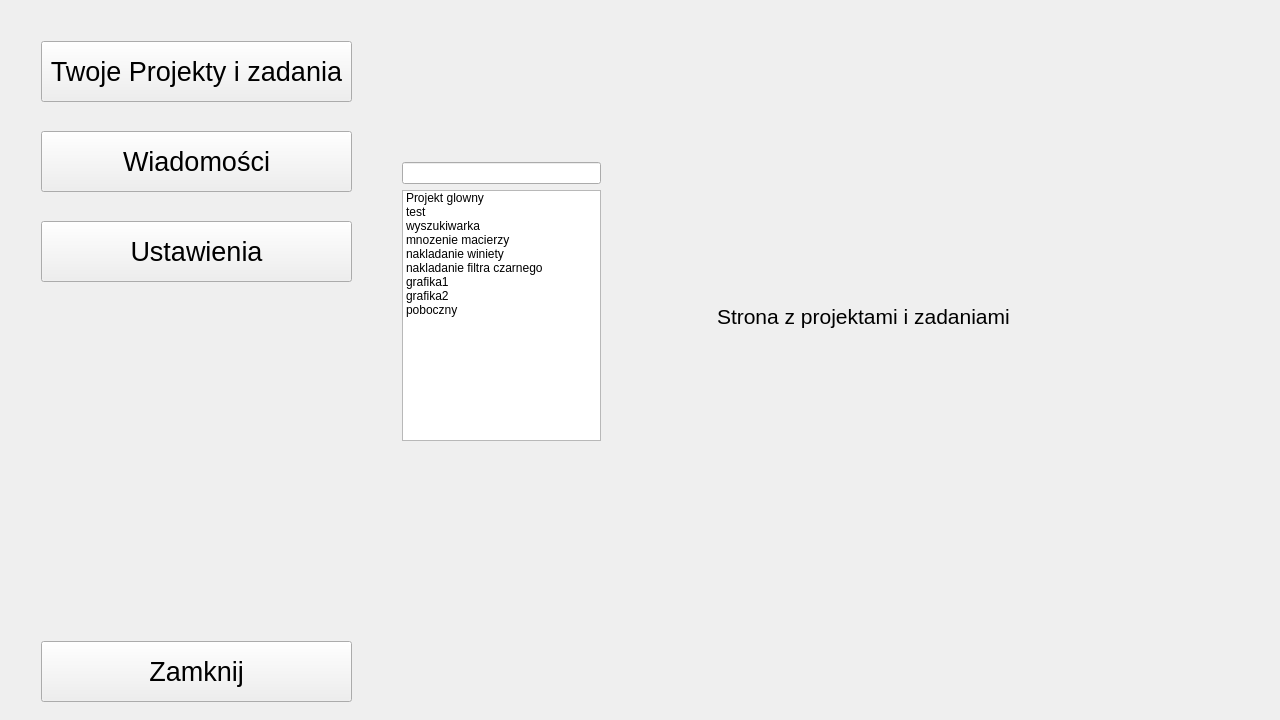
First picture: the form in project_managment/project_managment/project_managment.ui, repository Sleyn2/IO_projectmanagement, before the edit.
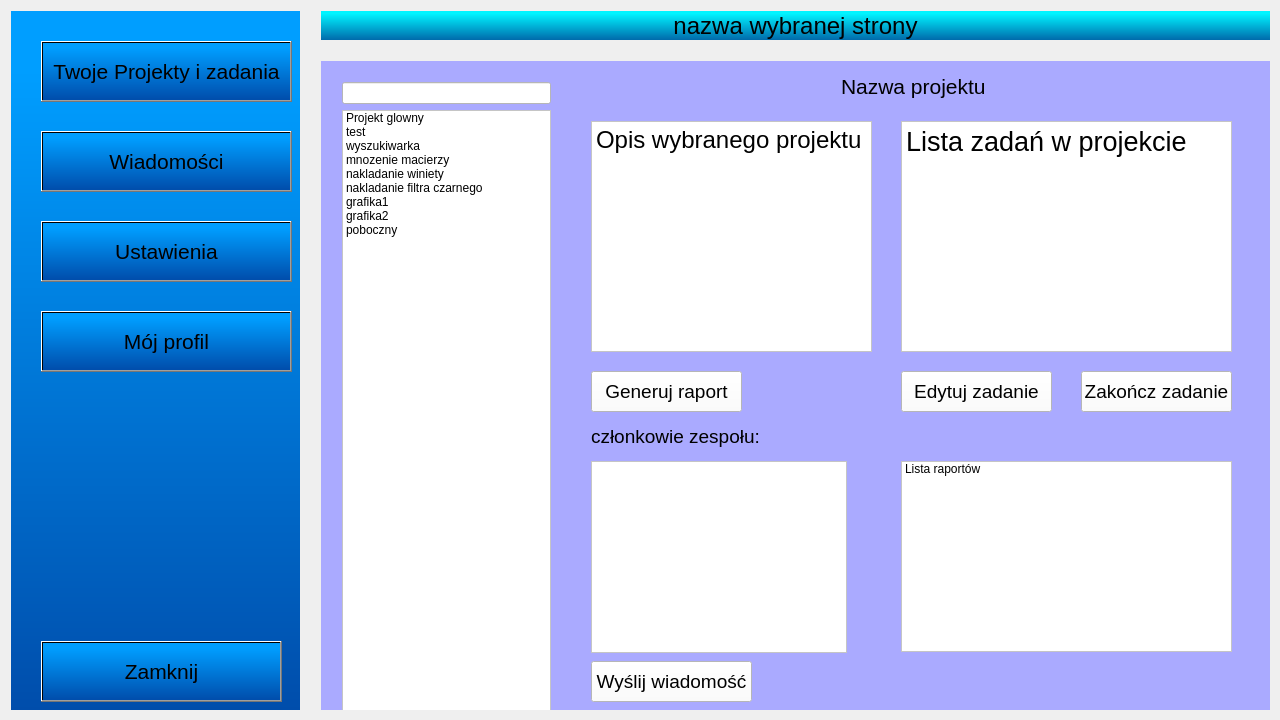
Second picture: the form after the edit. The open tabs and pages were chosen to show the change.

What changed in the file:
```diff
--- a/project_managment/project_managment/project_managment.ui
+++ b/project_managment/project_managment/project_managment.ui
@@ -18,26 +18,29 @@
     <rect>
      <x>0</x>
      <y>0</y>
-     <width>371</width>
+     <width>311</width>
      <height>721</height>
     </rect>
    </property>
    <layout class="QHBoxLayout" name="horizontalLayout">
     <item>
      <widget class="QWidget" name="wyborOpcji" native="true">
+      <property name="styleSheet">
+       <string notr="true">background-color: qlineargradient(spread:pad, x1:1, y1:0, x2:1, y2:1, stop:0.0852273 rgba(0, 158, 255, 255), stop:1 rgba(0, 77, 171, 255));</string>
+      </property>
       <widget class="QPushButton" name="pushButton_4">
        <property name="geometry">
         <rect>
          <x>30</x>
          <y>630</y>
-         <width>311</width>
+         <width>241</width>
          <height>61</height>
         </rect>
        </property>
        <property name="font">
         <font>
          <family>Arial</family>
-         <pointsize>20</pointsize>
+         <pointsize>16</pointsize>
         </font>
        </property>
        <property name="text">
@@ -49,14 +52,14 @@
         <rect>
          <x>30</x>
          <y>120</y>
-         <width>311</width>
+         <width>251</width>
          <height>61</height>
         </rect>
        </property>
        <property name="font">
         <font>
          <family>Arial</family>
-         <pointsize>20</pointsize>
+         <pointsize>16</pointsize>
         </font>
        </property>
        <property name="text">
@@ -68,14 +71,14 @@
         <rect>
          <x>30</x>
          <y>30</y>
-         <width>311</width>
+         <width>251</width>
          <height>61</height>
         </rect>
        </property>
        <property name="font">
         <font>
          <family>Arial</family>
-         <pointsize>20</pointsize>
+         <pointsize>16</pointsize>
         </font>
        </property>
        <property name="text">
@@ -87,20 +90,39 @@
         <rect>
          <x>30</x>
          <y>210</y>
-         <width>311</width>
+         <width>251</width>
          <height>61</height>
         </rect>
        </property>
        <property name="font">
         <font>
          <family>Arial</family>
-         <pointsize>20</pointsize>
+         <pointsize>16</pointsize>
         </font>
        </property>
        <property name="text">
         <string>Ustawienia</string>
        </property>
       </widget>
+      <widget class="QPushButton" name="pushButton_5">
+       <property name="geometry">
+        <rect>
+         <x>30</x>
+         <y>300</y>
+         <width>251</width>
+         <height>61</height>
+        </rect>
+       </property>
+       <property name="font">
+        <font>
+         <family>Arial</family>
+         <pointsize>16</pointsize>
+        </font>
+       </property>
+       <property name="text">
+        <string>Mój profil</string>
+       </property>
+      </widget>
      </widget>
     </item>
    </layout>
@@ -108,15 +130,18 @@
   <widget class="QWidget" name="horizontalLayoutWidget_2">
    <property name="geometry">
     <rect>
-     <x>370</x>
-     <y>0</y>
-     <width>911</width>
-     <height>721</height>
+     <x>310</x>
+     <y>50</y>
+     <width>971</width>
+     <height>671</height>
     </rect>
    </property>
    <layout class="QHBoxLayout" name="horizontalLayout_2">
     <item>
      <widget class="QStackedWidget" name="stackedWidget">
+      <property name="styleSheet">
+       <string notr="true">background-color: rgb(170, 170, 255);</string>
+      </property>
       <property name="currentIndex">
        <number>0</number>
       </property>
@@ -134,17 +159,27 @@
          <property name="geometry">
           <rect>
            <x>10</x>
-           <y>140</y>
-           <width>221</width>
-           <height>301</height>
+           <y>10</y>
+           <width>231</width>
+           <height>651</height>
           </rect>
          </property>
          <layout class="QVBoxLayout" name="verticalLayout">
           <item>
-           <widget class="QLineEdit" name="lineEdit_search"/>
+           <widget class="QLineEdit" name="lineEdit_search">
+            <property name="styleSheet">
+             <string notr="true">background-color: rgb(255, 255, 255);</string>
+            </property>
+           </widget>
           </item>
           <item>
            <widget class="QListWidget" name="ProjectList">
+            <property name="styleSheet">
+             <string notr="true">background-color: rgb(255, 255, 255);</string>
+            </property>
+            <property name="selectionRectVisible">
+             <bool>false</bool>
+            </property>
             <item>
              <property name="text">
               <string>Projekt glowny</string>
@@ -195,23 +230,369 @@
          </layout>
         </widget>
        </widget>
-       <widget class="QLabel" name="label">
+       <widget class="QStackedWidget" name="stackedWidget_2">
         <property name="geometry">
          <rect>
-          <x>336</x>
-          <y>260</y>
-          <width>301</width>
-          <height>91</height>
+          <x>250</x>
+          <y>0</y>
+          <width>721</width>
+          <height>671</height>
          </rect>
         </property>
-        <property name="font">
-         <font>
-          <pointsize>16</pointsize>
-         </font>
-        </property>
-        <property name="text">
-         <string>Strona z projektami i zadaniami</string>
-        </property>
+        <widget class="QWidget" name="User_page">
+         <widget class="QTextBrowser" name="textBrowser">
+          <property name="geometry">
+           <rect>
+            <x>10</x>
+            <y>70</y>
+            <width>281</width>
+            <height>231</height>
+           </rect>
+          </property>
+          <property name="styleSheet">
+           <string notr="true">background-color: rgb(255, 255, 255);</string>
+          </property>
+          <property name="html">
+           <string>&lt;!DOCTYPE HTML PUBLIC &quot;-//W3C//DTD HTML 4.0//EN&quot; &quot;http://www.w3.org/TR/REC-html40/strict.dtd&quot;&gt;
+&lt;html&gt;&lt;head&gt;&lt;meta name=&quot;qrichtext&quot; content=&quot;1&quot; /&gt;&lt;style type=&quot;text/css&quot;&gt;
+p, li { white-space: pre-wrap; }
+&lt;/style&gt;&lt;/head&gt;&lt;body style=&quot; font-family:'MS Shell Dlg 2'; font-size:8.25pt; font-weight:400; font-style:normal;&quot;&gt;
+&lt;p style=&quot; margin-top:0px; margin-bottom:0px; margin-left:0px; margin-right:0px; -qt-block-indent:0; text-indent:0px;&quot;&gt;&lt;span style=&quot; font-size:18pt;&quot;&gt;Opis wybranego projektu &lt;/span&gt;&lt;/p&gt;&lt;/body&gt;&lt;/html&gt;</string>
+          </property>
+         </widget>
+         <widget class="QLabel" name="label_4">
+          <property name="geometry">
+           <rect>
+            <x>260</x>
+            <y>20</y>
+            <width>151</width>
+            <height>31</height>
+           </rect>
+          </property>
+          <property name="font">
+           <font>
+            <pointsize>16</pointsize>
+           </font>
+          </property>
+          <property name="text">
+           <string>Nazwa projektu</string>
+          </property>
+         </widget>
+         <widget class="QTextBrowser" name="textBrowser_2">
+          <property name="geometry">
+           <rect>
+            <x>320</x>
+            <y>70</y>
+            <width>331</width>
+            <height>231</height>
+           </rect>
+          </property>
+          <property name="styleSheet">
+           <string notr="true">background-color: rgb(255, 255, 255);</string>
+          </property>
+          <property name="html">
+           <string>&lt;!DOCTYPE HTML PUBLIC &quot;-//W3C//DTD HTML 4.0//EN&quot; &quot;http://www.w3.org/TR/REC-html40/strict.dtd&quot;&gt;
+&lt;html&gt;&lt;head&gt;&lt;meta name=&quot;qrichtext&quot; content=&quot;1&quot; /&gt;&lt;style type=&quot;text/css&quot;&gt;
+p, li { white-space: pre-wrap; }
+&lt;/style&gt;&lt;/head&gt;&lt;body style=&quot; font-family:'MS Shell Dlg 2'; font-size:8.25pt; font-weight:400; font-style:normal;&quot;&gt;
+&lt;p style=&quot; margin-top:0px; margin-bottom:0px; margin-left:0px; margin-right:0px; -qt-block-indent:0; text-indent:0px;&quot;&gt;&lt;span style=&quot; font-size:20pt;&quot;&gt;Opis zadania w projekcie&lt;/span&gt;&lt;/p&gt;
+&lt;p style=&quot;-qt-paragraph-type:empty; margin-top:0px; margin-bottom:0px; margin-left:0px; margin-right:0px; -qt-block-indent:0; text-indent:0px; font-size:20pt;&quot;&gt;&lt;br /&gt;&lt;/p&gt;&lt;/body&gt;&lt;/html&gt;</string>
+          </property>
+         </widget>
+         <widget class="QPushButton" name="pushButton">
+          <property name="geometry">
+           <rect>
+            <x>10</x>
+            <y>320</y>
+            <width>151</width>
+            <height>41</height>
+           </rect>
+          </property>
+          <property name="font">
+           <font>
+            <pointsize>14</pointsize>
+           </font>
+          </property>
+          <property name="styleSheet">
+           <string notr="true">background-color: rgb(255, 255, 255);</string>
+          </property>
+          <property name="text">
+           <string>Generuj raport</string>
+          </property>
+         </widget>
+         <widget class="QListWidget" name="listWidget">
+          <property name="geometry">
+           <rect>
+            <x>10</x>
+            <y>410</y>
+            <width>256</width>
+            <height>192</height>
+           </rect>
+          </property>
+          <property name="styleSheet">
+           <string notr="true">background-color: rgb(255, 255, 255);</string>
+          </property>
+          <property name="uniformItemSizes">
+           <bool>false</bool>
+          </property>
+         </widget>
+         <widget class="QLabel" name="label_5">
+          <property name="geometry">
+           <rect>
+            <x>10</x>
+            <y>370</y>
+            <width>171</width>
+            <height>31</height>
+           </rect>
+          </property>
+          <property name="font">
+           <font>
+            <pointsize>14</pointsize>
+           </font>
+          </property>
+          <property name="text">
+           <string>członkowie zespołu:</string>
+          </property>
+         </widget>
+         <widget class="QPushButton" name="pushButton_6">
+          <property name="geometry">
+           <rect>
+            <x>10</x>
+            <y>610</y>
+            <width>141</width>
+            <height>41</height>
+           </rect>
+          </property>
+          <property name="font">
+           <font>
+            <pointsize>12</pointsize>
+           </font>
+          </property>
+          <property name="styleSheet">
+           <string notr="true">background-color: rgb(255, 255, 255);</string>
+          </property>
+          <property name="text">
+           <string>Wyślij wiadomość</string>
+          </property>
+         </widget>
+         <widget class="QPushButton" name="pushButton_7">
+          <property name="geometry">
+           <rect>
+            <x>320</x>
+            <y>320</y>
+            <width>151</width>
+            <height>41</height>
+           </rect>
+          </property>
+          <property name="font">
+           <font>
+            <pointsize>12</pointsize>
+           </font>
+          </property>
+          <property name="styleSheet">
+           <string notr="true">background-color: rgb(255, 255, 255);</string>
+          </property>
+          <property name="text">
+           <string>Stwórz podprojekt</string>
+          </property>
+         </widget>
+        </widget>
+        <widget class="QWidget" name="Admin_page">
+         <widget class="QPushButton" name="pushButton_10">
+          <property name="geometry">
+           <rect>
+            <x>330</x>
+            <y>310</y>
+            <width>151</width>
+            <height>41</height>
+           </rect>
+          </property>
+          <property name="font">
+           <font>
+            <pointsize>14</pointsize>
+           </font>
+          </property>
+          <property name="styleSheet">
+           <string notr="true">background-color: rgb(255, 255, 255);</string>
+          </property>
+          <property name="text">
+           <string>Edytuj zadanie</string>
+          </property>
+         </widget>
+         <widget class="QListWidget" name="listWidget_2">
+          <property name="geometry">
+           <rect>
+            <x>20</x>
+            <y>400</y>
+            <width>256</width>
+            <height>192</height>
+           </rect>
+          </property>
+          <property name="styleSheet">
+           <string notr="true">background-color: rgb(255, 255, 255);</string>
+          </property>
+          <property name="uniformItemSizes">
+           <bool>false</bool>
+          </property>
+         </widget>
+         <widget class="QTextBrowser" name="textBrowser_3">
+          <property name="geometry">
+           <rect>
+            <x>330</x>
+            <y>60</y>
+            <width>331</width>
+            <height>231</height>
+           </rect>
+          </property>
+          <property name="styleSheet">
+           <string notr="true">background-color: rgb(255, 255, 255);</string>
+          </property>
+          <property name="html">
+           <string>&lt;!DOCTYPE HTML PUBLIC &quot;-//W3C//DTD HTML 4.0//EN&quot; &quot;http://www.w3.org/TR/REC-html40/strict.dtd&quot;&gt;
+&lt;html&gt;&lt;head&gt;&lt;meta name=&quot;qrichtext&quot; content=&quot;1&quot; /&gt;&lt;style type=&quot;text/css&quot;&gt;
+p, li { white-space: pre-wrap; }
+&lt;/style&gt;&lt;/head&gt;&lt;body style=&quot; font-family:'MS Shell Dlg 2'; font-size:8.25pt; font-weight:400; font-style:normal;&quot;&gt;
+&lt;p style=&quot; margin-top:0px; margin-bottom:0px; margin-left:0px; margin-right:0px; -qt-block-indent:0; text-indent:0px;&quot;&gt;&lt;span style=&quot; font-size:20pt;&quot;&gt;Lista zadań w projekcie&lt;/span&gt;&lt;/p&gt;&lt;/body&gt;&lt;/html&gt;</string>
+          </property>
+         </widget>
+         <widget class="QLabel" name="label_6">
+          <property name="geometry">
+           <rect>
+            <x>270</x>
+            <y>10</y>
+            <width>151</width>
+            <height>31</height>
+           </rect>
+          </property>
+          <property name="font">
+           <font>
+            <pointsize>16</pointsize>
+           </font>
+          </property>
+          <property name="text">
+           <string>Nazwa projektu</string>
+          </property>
+         </widget>
+         <widget class="QPushButton" name="pushButton_8">
+          <property name="geometry">
+           <rect>
+            <x>20</x>
+            <y>310</y>
+            <width>151</width>
+            <height>41</height>
+           </rect>
+          </property>
+          <property name="font">
+           <font>
+            <pointsize>14</pointsize>
+           </font>
+          </property>
+          <property name="styleSheet">
+           <string notr="true">background-color: rgb(255, 255, 255);</string>
+          </property>
+          <property name="text">
+           <string>Generuj raport</string>
+          </property>
+         </widget>
+         <widget class="QPushButton" name="pushButton_9">
+          <property name="geometry">
+           <rect>
+            <x>20</x>
+            <y>600</y>
+            <width>161</width>
+            <height>41</height>
+           </rect>
+          </property>
+          <property name="font">
+           <font>
+            <pointsize>14</pointsize>
+           </font>
+          </property>
+          <property name="styleSheet">
+           <string notr="true">background-color: rgb(255, 255, 255);</string>
+          </property>
+          <property name="text">
+           <string>Wyślij wiadomość</string>
+          </property>
+         </widget>
+         <widget class="QLabel" name="label_7">
+          <property name="geometry">
+           <rect>
+            <x>20</x>
+            <y>360</y>
+            <width>171</width>
+            <height>31</height>
+           </rect>
+          </property>
+          <property name="font">
+           <font>
+            <pointsize>14</pointsize>
+           </font>
+          </property>
+          <property name="text">
+           <string>członkowie zespołu:</string>
+          </property>
+         </widget>
+         <widget class="QTextBrowser" name="textBrowser_4">
+          <property name="geometry">
+           <rect>
+            <x>20</x>
+            <y>60</y>
+            <width>281</width>
+            <height>231</height>
+           </rect>
+          </property>
+          <property name="styleSheet">
+           <string notr="true">background-color: rgb(255, 255, 255);</string>
+          </property>
+          <property name="html">
+           <string>&lt;!DOCTYPE HTML PUBLIC &quot;-//W3C//DTD HTML 4.0//EN&quot; &quot;http://www.w3.org/TR/REC-html40/strict.dtd&quot;&gt;
+&lt;html&gt;&lt;head&gt;&lt;meta name=&quot;qrichtext&quot; content=&quot;1&quot; /&gt;&lt;style type=&quot;text/css&quot;&gt;
+p, li { white-space: pre-wrap; }
+&lt;/style&gt;&lt;/head&gt;&lt;body style=&quot; font-family:'MS Shell Dlg 2'; font-size:8.25pt; font-weight:400; font-style:normal;&quot;&gt;
+&lt;p style=&quot; margin-top:0px; margin-bottom:0px; margin-left:0px; margin-right:0px; -qt-block-indent:0; text-indent:0px;&quot;&gt;&lt;span style=&quot; font-size:18pt;&quot;&gt;Opis wybranego projektu &lt;/span&gt;&lt;/p&gt;&lt;/body&gt;&lt;/html&gt;</string>
+          </property>
+         </widget>
+         <widget class="QPushButton" name="pushButton_11">
+          <property name="geometry">
+           <rect>
+            <x>510</x>
+            <y>310</y>
+            <width>151</width>
+            <height>41</height>
+           </rect>
+          </property>
+          <property name="font">
+           <font>
+            <pointsize>14</pointsize>
+           </font>
+          </property>
+          <property name="styleSheet">
+           <string notr="true">background-color: rgb(255, 255, 255);</string>
+          </property>
+          <property name="text">
+           <string>Zakończ zadanie</string>
+          </property>
+         </widget>
+         <widget class="QListWidget" name="listWidget_3">
+          <property name="geometry">
+           <rect>
+            <x>330</x>
+            <y>400</y>
+            <width>331</width>
+            <height>191</height>
+           </rect>
+          </property>
+          <property name="styleSheet">
+           <string notr="true">background-color: rgb(255, 255, 255);</string>
+          </property>
+          <item>
+           <property name="text">
+            <string>Lista raportów</string>
+           </property>
+          </item>
+         </widget>
+        </widget>
        </widget>
       </widget>
       <widget class="QWidget" name="Wiadomosci">
@@ -254,6 +635,38 @@
         </property>
        </widget>
       </widget>
+      <widget class="QWidget" name="page"/>
+     </widget>
+    </item>
+   </layout>
+  </widget>
+  <widget class="QWidget" name="horizontalLayoutWidget_3">
+   <property name="geometry">
+    <rect>
+     <x>310</x>
+     <y>0</y>
+     <width>971</width>
+     <height>51</height>
+    </rect>
+   </property>
+   <layout class="QHBoxLayout" name="horizontalLayout_3">
+    <item>
+     <widget class="QLabel" name="label">
+      <property name="font">
+       <font>
+        <pointsize>18</pointsize>
+       </font>
+      </property>
+      <property name="styleSheet">
+       <string notr="true">background-color: qlineargradient(spread:pad, x1:1, y1:0, x2:1, y2:1, stop:0.0852273 rgba(0, 244, 255, 255), stop:1 rgba(0, 106, 171, 255));
+</string>
+      </property>
+      <property name="text">
+       <string>nazwa wybranej strony</string>
+      </property>
+      <property name="alignment">
+       <set>Qt::AlignCenter</set>
+      </property>
      </widget>
     </item>
    </layout>
```
Left out of the diff: 16 changed lines with no effect on the pictures.
